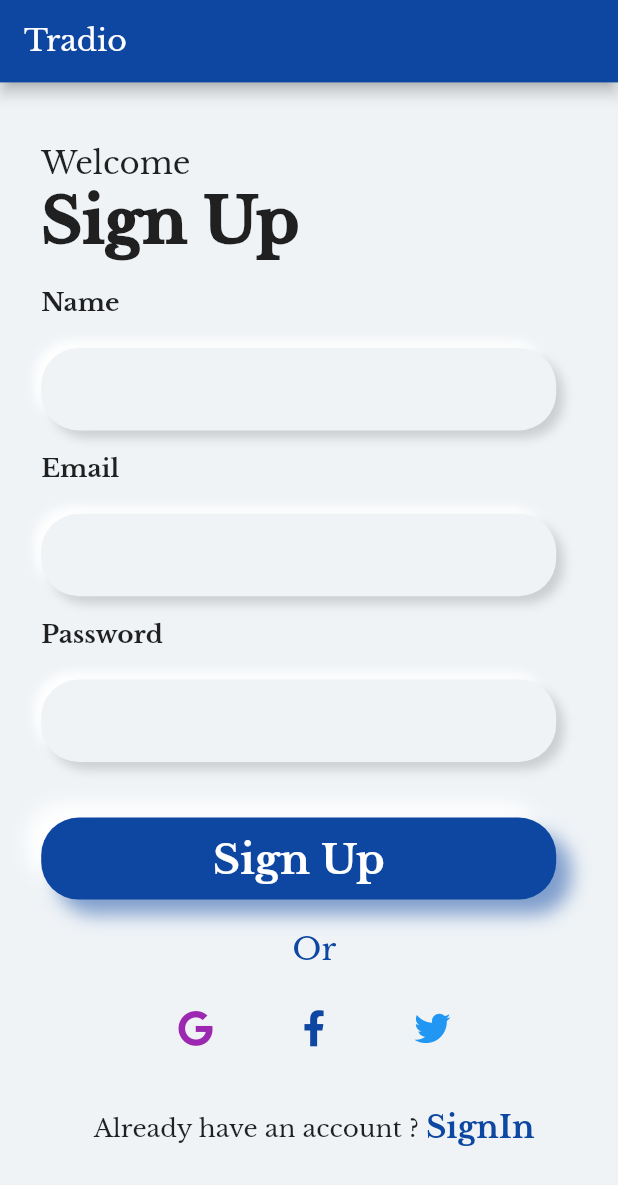
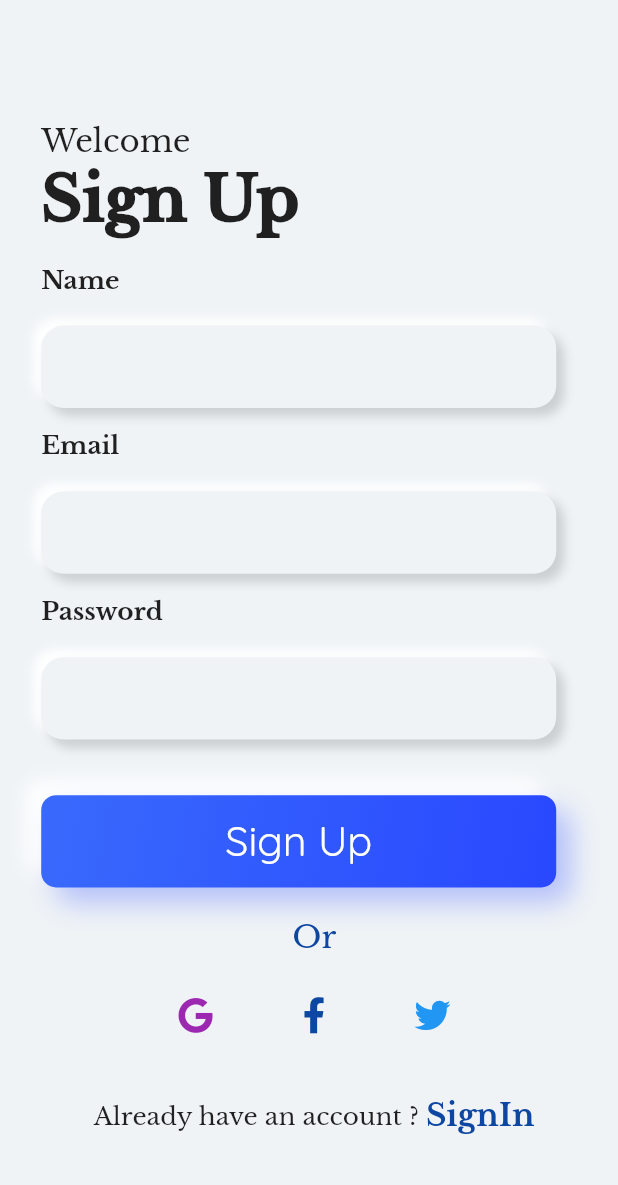
Before and after one commit to GouravSaini125/tradio, a Flutter app: the screen it shows after launch, on a phone screen of 412 x 824 dp. Shown: the top 1185 px of the screen. Run offline on Flutter 3.47's test engine with Material 2 defaults, Android fonts, the phone set to English and light mode, and no system bars; our stand-ins replace device_preview, eva_icons_flutter, flutter_spinkit, google_maps_flutter, google_nav_bar.

Commit message:
Modify sign up page

```diff
--- a/lib/screens/signup.dart
+++ b/lib/screens/signup.dart
@@ -1,9 +1,16 @@
+import 'dart:io';
+
+import 'package:flutter/cupertino.dart';
 import 'package:flutter/material.dart';
 import 'package:flutter/widgets.dart';
+import 'package:flutter_spinkit/flutter_spinkit.dart';
 import 'package:proto/anims/page_route.dart';
+import 'package:proto/bottomNav.dart';
 import 'package:proto/icons/google_icons.dart';
 import 'package:proto/configs/ThemeColors.dart';
 import 'package:proto/screens/login.dart';
+
+import '../configs/ThemeColors.dart';
 
 class SignUpScreen extends StatefulWidget {
   final double height, width;
@@ -15,23 +22,26 @@ class SignUpScreen extends StatefulWidget {
 }
 
 class _SignUpScreenState extends State<SignUpScreen> {
+  bool waiting = false;
+
   @override
   Widget build(BuildContext context) {
     return Scaffold(
       backgroundColor: ThemeColors.bg,
-      appBar: PreferredSize(
-        preferredSize: Size.fromHeight(adjustedHeight(15.0)),
-        child: AppBar(
-          title: Text("Tradio"),
-          backgroundColor: ThemeColors.main,
-        ),
-      ),
+      // appBar: PreferredSize(
+      //   preferredSize: Size.fromHeight(adjustedHeight(15.0)),
+      //   child: AppBar(
+      //     title: Text("Tradio"),
+      //     backgroundColor: ThemeColors.main,
+      //   ),
+      // ),
       body: SingleChildScrollView(
         child: Container(
           margin: EdgeInsets.only(
               top: adjustedHeight(20.0),
               left: adjustedWidth(15.0),
               right: adjustedWidth(20.0)),
+          padding: EdgeInsets.only(top: 40.0),
           child: Column(
             crossAxisAlignment: CrossAxisAlignment.start,
             children: <Widget>[
@@ -67,27 +77,42 @@ class _SignUpScreenState extends State<SignUpScreen> {
               SizedBox(
                 height: adjustedHeight(50.0),
               ),
-              Container(
+              GestureDetector(
+                onTap: () {
+                  // setState(() {
+                  //   waiting = true;
+                  // });
+                  Navigator.pushReplacement(context,
+                      CupertinoPageRoute(builder: (context) => BottomNav()));
+                },
+                child: Container(
                   margin: EdgeInsets.fromLTRB(
                       0, adjustedHeight(40.0), adjustedWidth(20.0), 0),
                   padding: EdgeInsets.fromLTRB(
                       adjustedWidth(55.0),
-                    adjustedHeight(80.0),
+                      adjustedHeight(60.0),
                       adjustedWidth(55.0),
-                    adjustedHeight(80.0)),
+                      adjustedHeight(60.0)),
                   alignment: Alignment(0.0, 0.0),
-                child: Text(
+                  child: waiting
+                      ? SpinKitWave(
+                          size: adjustedWidth(12.0),
+                          color: Colors.white60,
+                        )
+                      : Text(
                           "Sign Up",
                           style: TextStyle(
                               color: ThemeColors.shadowLight,
                               fontSize: adjustedWidth(15.0),
-                    fontWeight: FontWeight.bold,
-                  ),
+                              fontFamily: "Quicksand"),
                         ),
                   decoration: BoxDecoration(
-                    color: ThemeColors.main,
+                      gradient: LinearGradient(
+                          colors: ThemeColors.gradient,
+                          begin: Alignment.topLeft,
+                          end: Alignment.bottomRight),
                       borderRadius: BorderRadius.all(
-                      Radius.circular(25.0),
+                        Radius.circular(10.0),
                       ),
                       boxShadow: [
                         BoxShadow(
@@ -96,11 +121,12 @@ class _SignUpScreenState extends State<SignUpScreen> {
                           offset: Offset(-10.0, -10.0),
                         ),
                         BoxShadow(
-                        color: ThemeColors.shadowColored,
-                        blurRadius: 10.0,
+                          color: Color.fromRGBO(41, 72, 255, 0.3),
+                          blurRadius: 15.0,
                           offset: Offset(10.0, 10.0),
                         )
                       ]),
+                ),
               ),
               SizedBox(
                 height: adjustedHeight(40.0),
@@ -155,8 +181,7 @@ class _SignUpScreenState extends State<SignUpScreen> {
                     ),
                     GestureDetector(
                       onTap: () {
-                        Navigator.of(context).pushReplacement(createRoute(
-                            LoginScreen(
+                        Navigator.of(context).push(createRoute(LoginScreen(
                             height: widget.height, width: widget.width)));
                       },
                       child: Text(
@@ -208,7 +233,7 @@ class _SignUpScreenState extends State<SignUpScreen> {
                   decoration: BoxDecoration(
                       color: ThemeColors.bg,
                       borderRadius: BorderRadius.all(
-                        Radius.circular(25.0),
+                        Radius.circular(15.0),
                       ),
                       boxShadow: [
                         BoxShadow(
```
Lines whose indentation alone changed are shown as unchanged.
